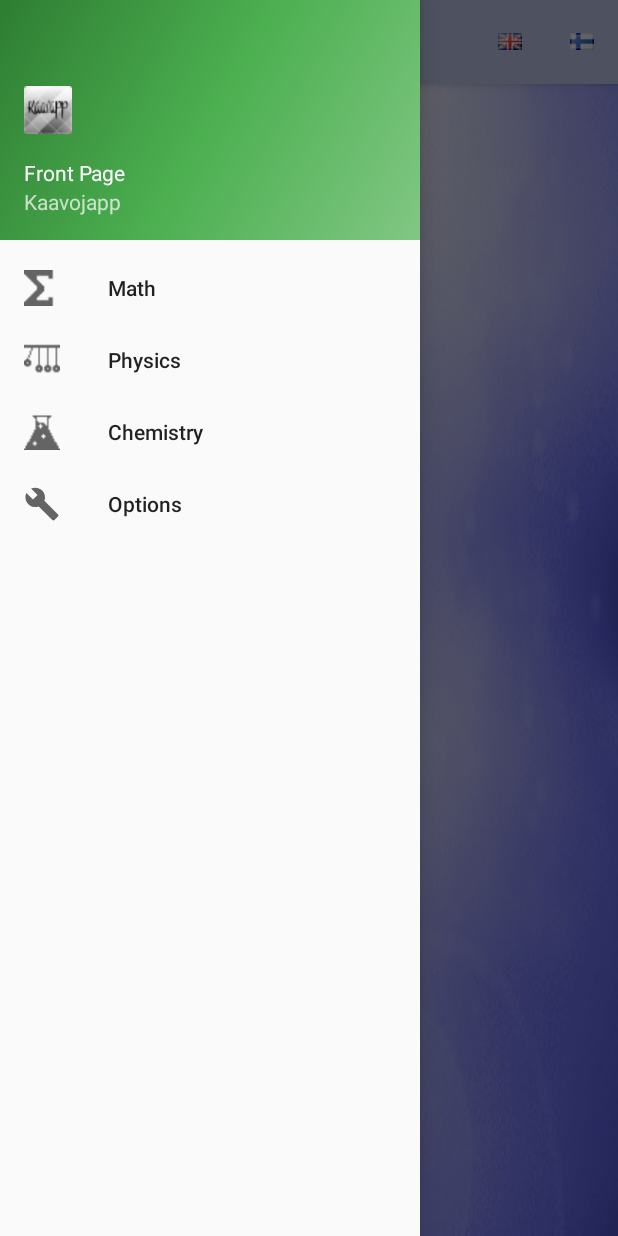
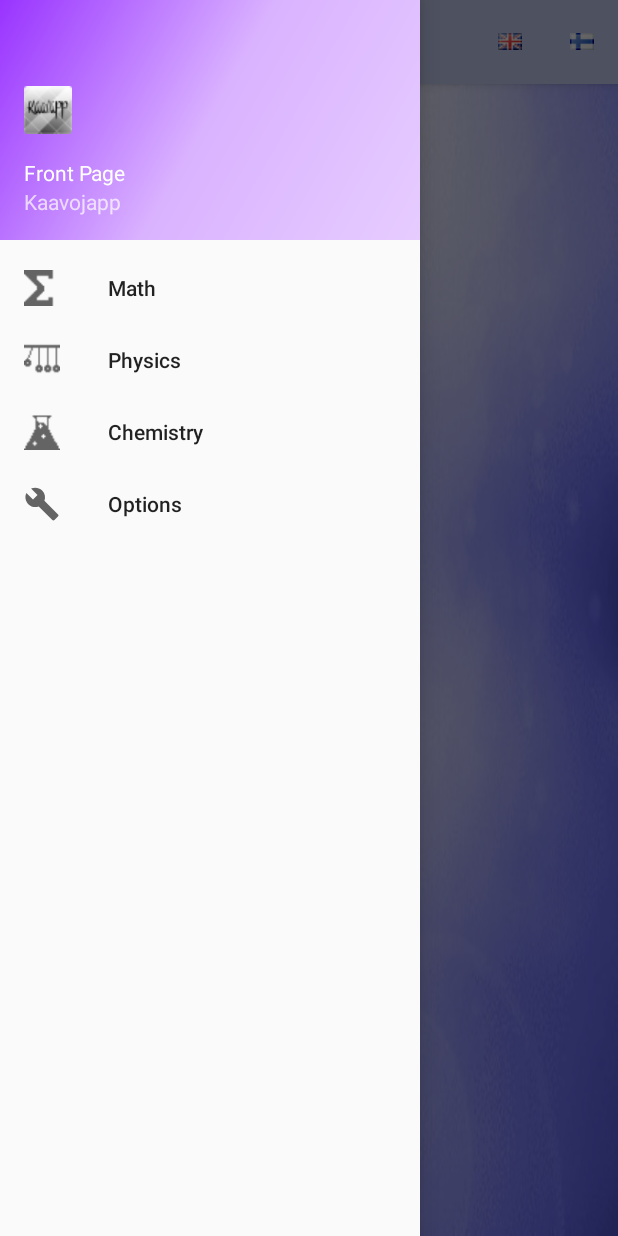
Before and after one commit to mattijarvensivu/Kaava-app, an Android app: the screen it shows after launch (MainActivity), with the side drawer open, on a phone screen of 412 x 824 dp. Run offline under Robolectric (Android 15) with nearby library versions, the phone set to English and light mode, and no system bars; our stand-ins replace AdMob.

Commit message:
UI parannuksia

```diff
--- a/app/src/main/res/drawable/border.xml
+++ b/app/src/main/res/drawable/border.xml
@@ -3,5 +3,5 @@
     android:shape="rectangle">
     <stroke
         android:width="5dip"
-        android:color="@android:color/black" /><solid android:color="#ffffe6"/>
+        android:color="@android:color/black" /><solid android:color="#f5f2d6"/>
 </shape>
--- a/app/src/main/res/drawable/side_nav_bar.xml
+++ b/app/src/main/res/drawable/side_nav_bar.xml
@@ -2,8 +2,8 @@
     android:shape="rectangle">
     <gradient
         android:angle="135"
-        android:centerColor="#4CAF50"
-        android:endColor="#2E7D32"
-        android:startColor="#81C784"
+        android:centerColor="#dab3ff"
+        android:endColor="#9933ff"
+        android:startColor="#e6ccff"
         android:type="linear" />
 </shape>
```
